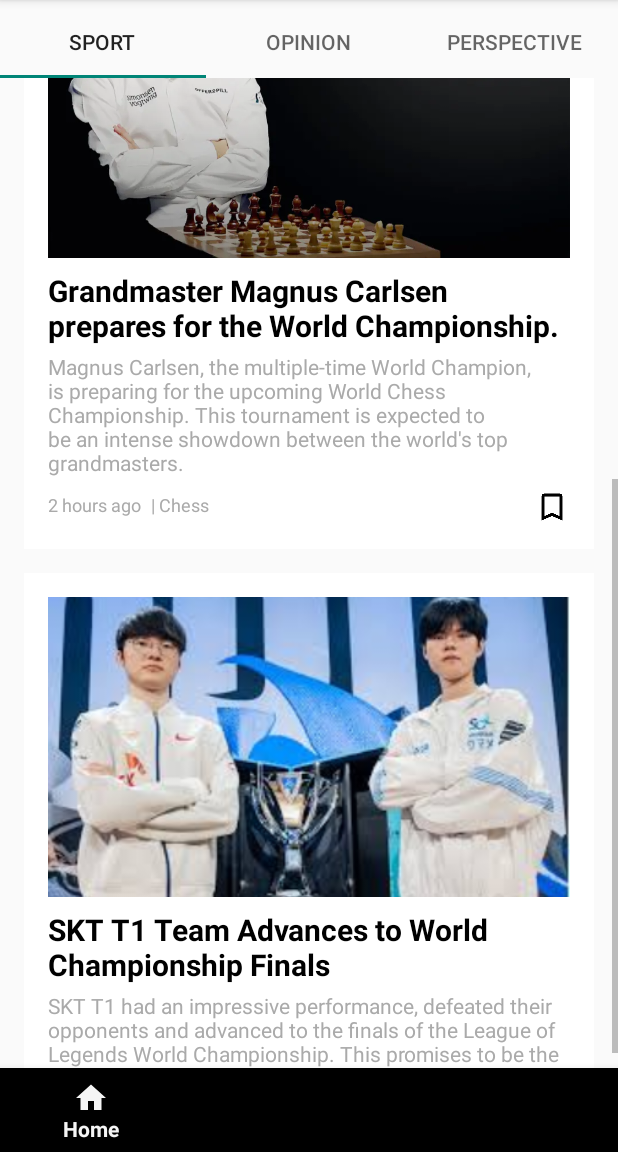
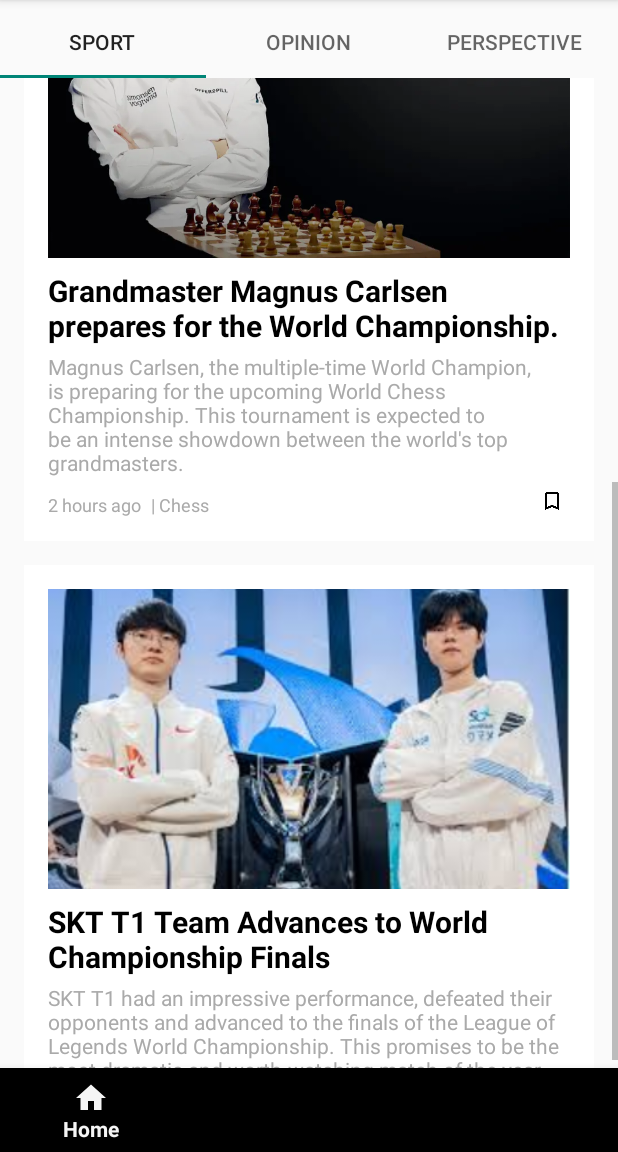
Before and after one commit to NgocNguyen1103/Group15_OnlineNewsReader, an Android app: the screen it shows after launch (MainActivity), scrolled down 500 dp, on a phone screen of 412 x 824 dp, the part 84-1236 px from its top. Run offline under Robolectric (Android 15) with nearby library versions, the phone set to English and light mode, and no system bars.

Commit message:
change ui of save icon

```diff
--- a/NewsApp/app/src/main/java/vn/edu/usth/newsreader/duy_works/BallDetailActivity.java
+++ b/NewsApp/app/src/main/java/vn/edu/usth/newsreader/duy_works/BallDetailActivity.java
@@ -14,7 +14,6 @@
     @Override
     protected void onCreate(Bundle savedInstanceState) {
         super.onCreate(savedInstanceState);
-        EdgeToEdge.enable(this);
         setContentView(R.layout.activity_ball_detail);
 
         LinearLayout btnSendFeedback = findViewById(R.id.btn_send_feedback);
--- a/NewsApp/app/src/main/java/vn/edu/usth/newsreader/duy_works/ChessDetailActivity.java
+++ b/NewsApp/app/src/main/java/vn/edu/usth/newsreader/duy_works/ChessDetailActivity.java
@@ -14,7 +14,6 @@
     @Override
     protected void onCreate(Bundle savedInstanceState) {
         super.onCreate(savedInstanceState);
-        EdgeToEdge.enable(this);
         setContentView(R.layout.activity_chess_detail);
 
         LinearLayout btnSendFeedback = findViewById(R.id.btn_send_feedback);
--- a/NewsApp/app/src/main/java/vn/edu/usth/newsreader/duy_works/ChessFragment.java
+++ b/NewsApp/app/src/main/java/vn/edu/usth/newsreader/duy_works/ChessFragment.java
@@ -13,18 +13,14 @@
 
 
 public class ChessFragment extends Fragment {
-
     @Override
     public View onCreateView(LayoutInflater inflater, ViewGroup container,
                              Bundle savedInstanceState) {
 
         View view = inflater.inflate(R.layout.fragment_chess, container, false);
 
-
         view.setOnClickListener(v -> {
-
             Intent intent = new Intent(getActivity(), ChessDetailActivity.class);
-
             startActivity(intent);
         });
 
--- a/NewsApp/app/src/main/java/vn/edu/usth/newsreader/duy_works/FootBallFragment.java
+++ b/NewsApp/app/src/main/java/vn/edu/usth/newsreader/duy_works/FootBallFragment.java
@@ -13,17 +13,12 @@
 
 
 public class FootBallFragment extends Fragment {
-
-
-
     @Override
     public View onCreateView(LayoutInflater inflater, ViewGroup container,
                              Bundle savedInstanceState) {
         View view = inflater.inflate(R.layout.fragment_foot_ball, container, false);
-
         view.setOnClickListener(v -> {
             Intent intent = new Intent(getActivity(), BallDetailActivity.class);
-
             startActivity(intent);
         });
 
--- a/NewsApp/app/src/main/java/vn/edu/usth/newsreader/duy_works/HotNewsFragment.java
+++ b/NewsApp/app/src/main/java/vn/edu/usth/newsreader/duy_works/HotNewsFragment.java
@@ -12,13 +12,11 @@
 
 
 public class HotNewsFragment extends Fragment {
-
-
-
     @Override
     public View onCreateView(LayoutInflater inflater, ViewGroup container,
                              Bundle savedInstanceState) {
         View view = inflater.inflate(R.layout.fragment_hotnews, container, false);
+
         FootBallFragment footballNewsFragment = new FootBallFragment();
         ChessFragment chessNewsFragment = new ChessFragment();
         LolFragment lolNewsFragment = new LolFragment();
--- a/NewsApp/app/src/main/java/vn/edu/usth/newsreader/duy_works/LolDetailActivity.java
+++ b/NewsApp/app/src/main/java/vn/edu/usth/newsreader/duy_works/LolDetailActivity.java
@@ -10,7 +10,6 @@
 import vn.edu.usth.newsreader.R;
 
 public class LolDetailActivity extends AppCompatActivity {
-
     @Override
     protected void onCreate(Bundle savedInstanceState) {
         super.onCreate(savedInstanceState);
--- a/NewsApp/app/src/main/java/vn/edu/usth/newsreader/duy_works/LolFragment.java
+++ b/NewsApp/app/src/main/java/vn/edu/usth/newsreader/duy_works/LolFragment.java
@@ -13,16 +13,11 @@
 
 
 public class LolFragment extends Fragment {
-
-
-
     @Override
     public View onCreateView(LayoutInflater inflater, ViewGroup container,
                              Bundle savedInstanceState) {
 
         View view = inflater.inflate(R.layout.fragment_lol, container, false);
-
-
         view.setOnClickListener(v -> {
 
             Intent intent = new Intent(getActivity(), LolDetailActivity.class);
--- a/NewsApp/app/src/main/res/layout/fragment_chess.xml
+++ b/NewsApp/app/src/main/res/layout/fragment_chess.xml
@@ -60,7 +60,7 @@
         <ImageView
             android:id="@+id/save_article_icon"
             android:layout_width="24dp"
-            android:layout_height="24dp"
+            android:layout_height="16dp"
             android:layout_gravity="end"
             android:contentDescription="Save article"
             android:src="@drawable/book_mark"
--- a/NewsApp/app/src/main/res/layout/fragment_lol.xml
+++ b/NewsApp/app/src/main/res/layout/fragment_lol.xml
@@ -61,7 +61,7 @@
         <ImageView
             android:id="@+id/save_article_icon"
             android:layout_width="24dp"
-            android:layout_height="24dp"
+            android:layout_height="16dp"
             android:layout_gravity="end"
             android:contentDescription="Save article"
             android:src="@drawable/book_mark"
```
